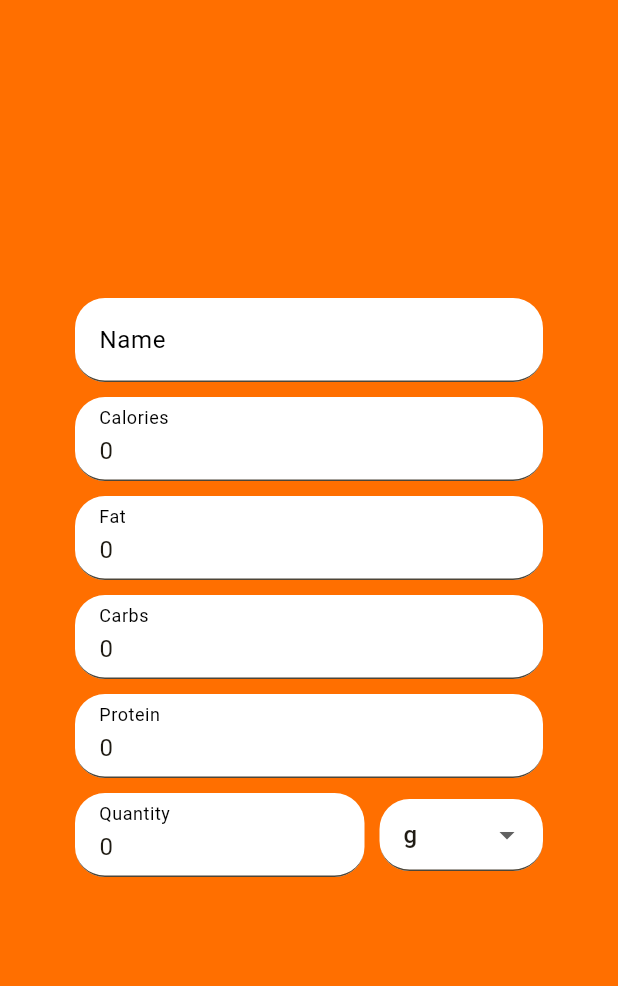
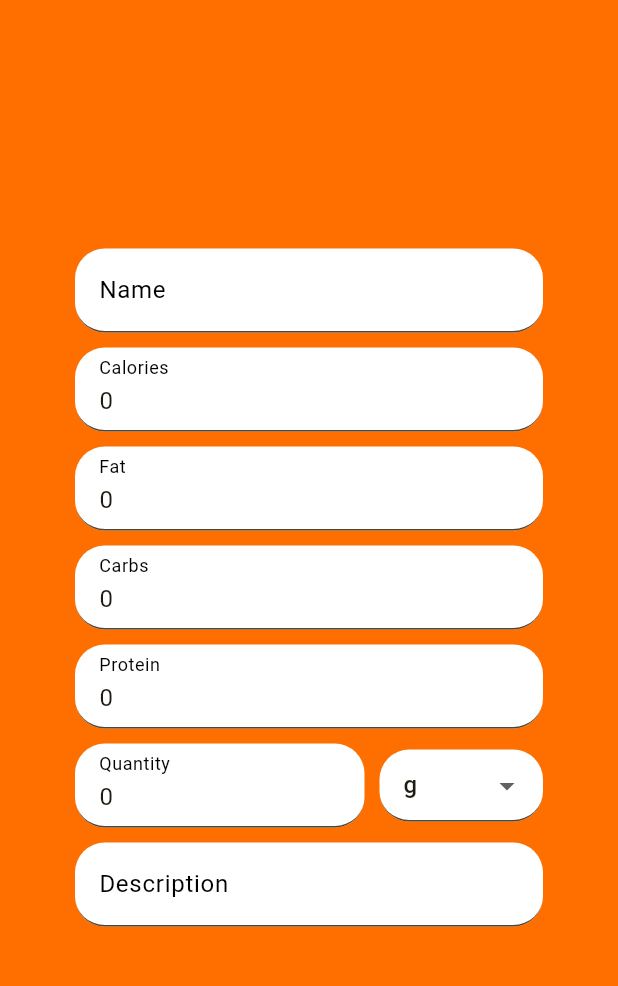
Before and after one commit to oirad360/nutrition_calculator_flutter, a Flutter app: the AddFood screen opened by its route, on a phone screen of 412 x 824 dp, the part 65-1051 px from its top. Run offline on Flutter 3.47's test engine with Material 3 defaults, Android fonts, the phone set to English and light mode, and no system bars; our stand-ins replace email_validator, firebase_auth, firebase_core; accounts and stored records are empty.

```diff
--- a/lib/screens/add_food.dart
+++ b/lib/screens/add_food.dart
@@ -54,7 +54,7 @@ class _AddFoodState extends State<AddFood> {
       body: Center(
         child: SingleChildScrollView(
           child: Padding(
-            padding: const EdgeInsets.symmetric(horizontal: 50.0),
+            padding: const EdgeInsets.symmetric(horizontal: 50.0, vertical: 15.0),
             child: Form(
               child: Column(
                 mainAxisAlignment: MainAxisAlignment.center,
@@ -111,7 +111,15 @@ class _AddFoodState extends State<AddFood> {
                         ),
                       ),
                     ],
-                  )
+                  ),
+                  MyTextInputFormField(
+                    label: 'Description',
+                    initialValue: _data['description'],
+                    maxLength: 500,
+                    maxLines: 10,
+                    minLines: 1,
+                    onSaved: (value) => _data['description'] = value!,
+                  ),
                 ],
               ),
             ),
--- a/lib/widgets/my_text_input.dart
+++ b/lib/widgets/my_text_input.dart
@@ -22,6 +22,8 @@ class MyTextInputFormField extends StatefulWidget {
     this.onSaved,
     this.onChanged,
     this.maxLength,
+    this.maxLines,
+    this.minLines,
     this.counterValueVisibility
   });
 
@@ -37,6 +39,8 @@ class MyTextInputFormField extends StatefulWidget {
   final void Function(String?)? onChanged;
   final void Function(String?)? onSaved;
   final int? maxLength;
+  final int? maxLines;
+  final int? minLines;
   final int? counterValueVisibility;
 
   @override
@@ -55,6 +59,8 @@ class _MyTextInputFormFieldState extends State<MyTextInputFormField> {
         children: [
           TextFormField(
             maxLength: widget.maxLength,
+            maxLines: widget.maxLines,
+            minLines: widget.minLines ?? widget.maxLines,
             initialValue: widget.initialValue,
             onChanged: (value) {
               setState(() {
```
